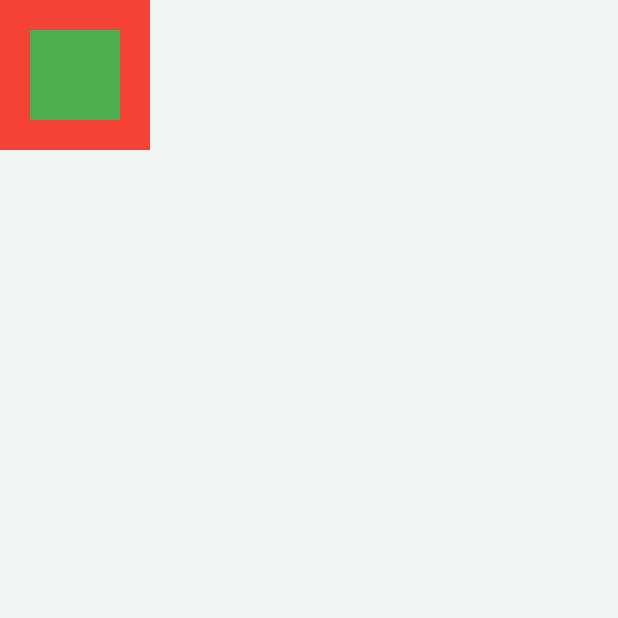
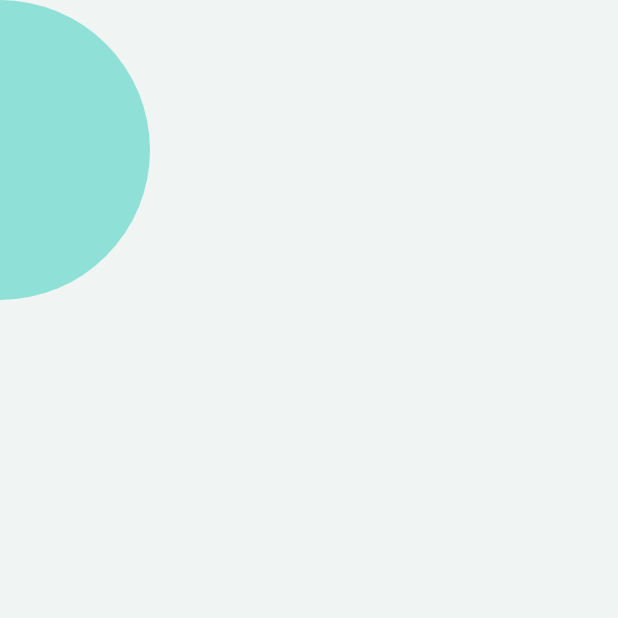
Before and after one commit to EverlastingBigFlo/todo, a Flutter app: the screen it shows after launch, on a phone screen of 412 x 824 dp, the top half of it. Run offline on Flutter 3.47's test engine with Material 2 defaults, Android fonts, the phone set to English and light mode, and no system bars.

Commit message:
added a circle with borderradius and colors

```diff
--- a/lib/home_page.dart
+++ b/lib/home_page.dart
@@ -1,3 +1,5 @@
+// ignore_for_file: prefer_const_constructors
+
 import 'package:flutter/material.dart';
 
 class HomePage extends StatefulWidget {
@@ -10,22 +12,19 @@ class HomePage extends StatefulWidget {
 class _HomePageState extends State<HomePage> {
   @override
   Widget build(BuildContext context) {
+    Color myColor = Color(0xFF8FE1D7);
+
     return Scaffold(
-      backgroundColor: Color(0xFFF0F4F3), // Set the background color here
+      backgroundColor: const Color(0xFFF0F4F3), // Set the background color here
       body: Stack(
         children: <Widget>[
-          Container(
-            width: 100,
-            height: 100,
-            color: Colors.red,
-          ),
           Positioned(
-            top: 20,
-            left: 20,
+            left: -100,
             child: Container(
-              width: 60,
-              height: 60,
-              color: Colors.green,
+              width: 200,
+              height: 200,
+              decoration: BoxDecoration(
+                  color: myColor, borderRadius: BorderRadius.circular(100.0)),
             ),
           ),
         ],
```
